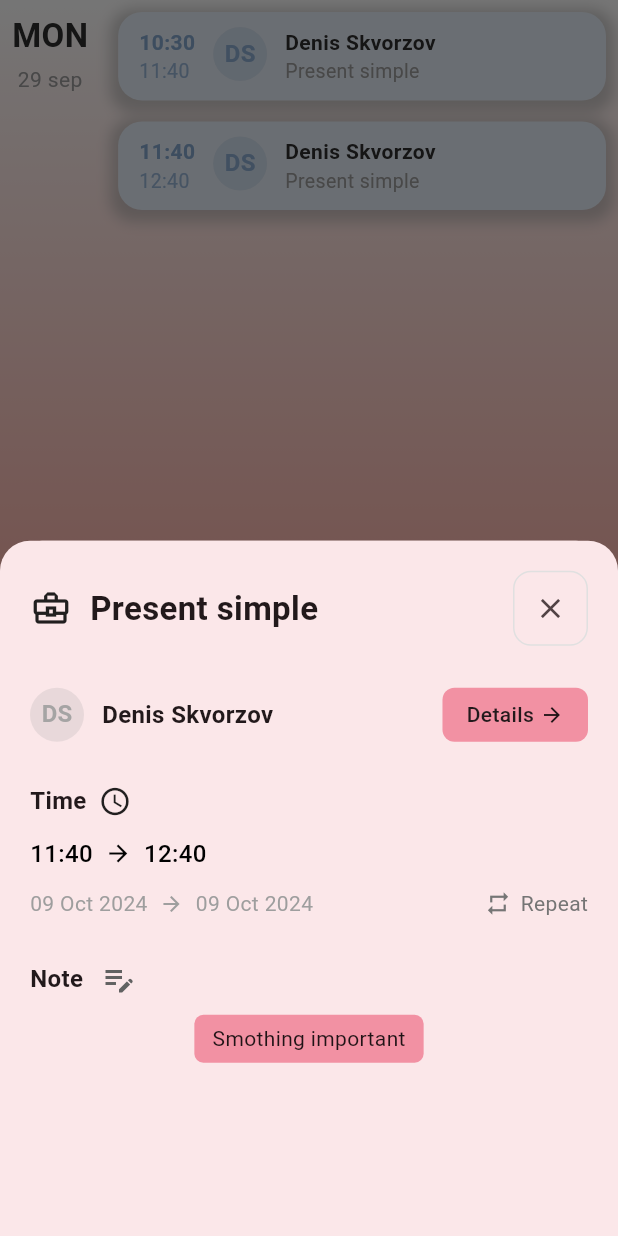
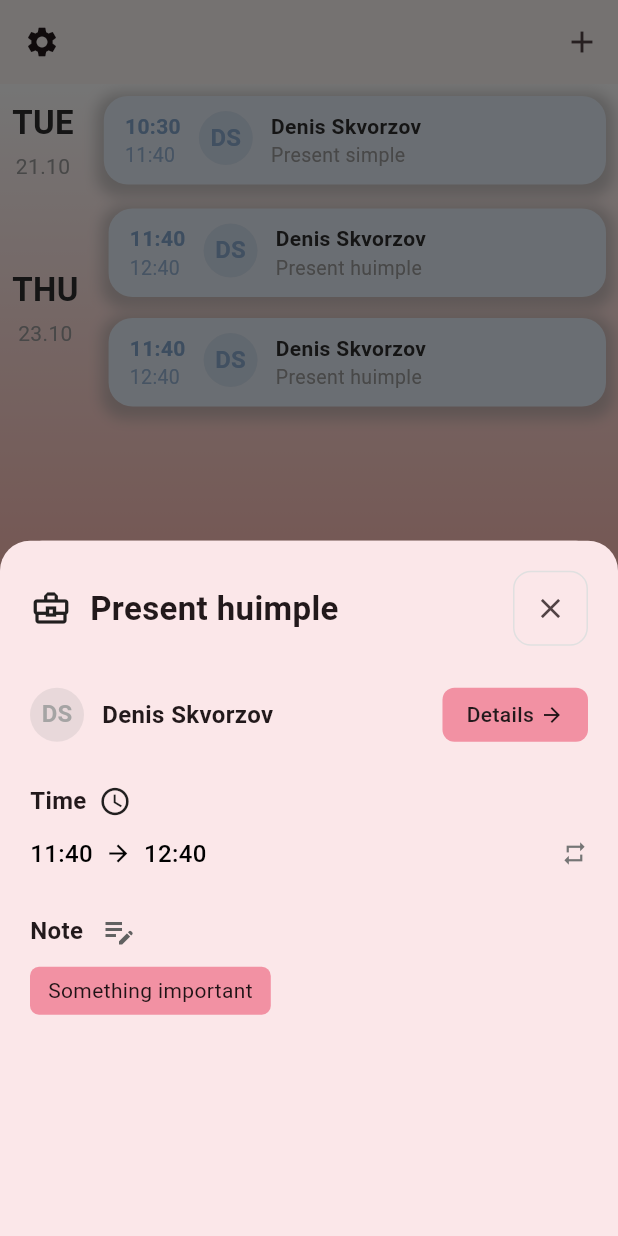
Before and after one commit to AhrimanFrog/BestiesNotes, a Flutter app: the screen it shows after launch, after a tap on an icon or button, on a phone screen of 412 x 824 dp. Run offline on Flutter 3.47's test engine with Material 3 defaults, Android fonts, the phone set to English and light mode, and no system bars; our stand-ins replace drift, drift_flutter, flutter_riverpod; accounts and stored records are empty; generated files the repository leaves out were written again.

Commit message:
Provider first time usage

```diff
--- a/lib/data/ui_models/lesson.dart
+++ b/lib/data/ui_models/lesson.dart
@@ -1,5 +1,4 @@
 import 'package:besties_notes/data/ui_models/index.dart';
-
 
 class Lesson<T extends Teachable> {
   final String name;
@@ -15,16 +14,16 @@ class Lesson<T extends Teachable> {
   });
 
   Lesson.demoActive()
-  : name = "Present simple"
-  , subject = Student.demo() as T
-  , start = DateTime.now()
-  , duration = Duration(minutes: 70);
+    : name = "Present simple",
+      subject = Student.demo() as T,
+      start = DateTime.now(),
+      duration = Duration(minutes: 70);
 
-    Lesson.demoNonActive()
-  : name = "Present simple"
-  , subject = Student.demo() as T
-  , start = DateTime.now().add(Duration(minutes: 70))
-  , duration = Duration(minutes: 60);
+  Lesson.demoNonActive()
+    : name = "Present huimple",
+      subject = Student.demo() as T,
+      start = DateTime.now().add(Duration(days: 2, minutes: 70)),
+      duration = Duration(minutes: 60);
 
   bool get isNow =>
       DateTime.now().isAfter(start) &&
--- a/lib/extensions/datetime_ext.dart
+++ b/lib/extensions/datetime_ext.dart
@@ -1,5 +1,32 @@
 extension DatetimeExt on DateTime {
+
+
   String toHoursAndMinsFormat() {
     return '$hour:$minute';
   }
+
+  String toDateFormat() {
+    return "$day.$month.$year";
+  }
+
+  String capsWeekday() {
+    switch (weekday) {
+      case 1:
+        return "MON";
+      case 2:
+        return "TUE";
+      case 3:
+        return "WED";
+      case 4:
+        return "THU";
+      case 5:
+        return "FRI";
+      case 6:
+        return "SAT";
+      case 7:
+        return "SUN";
+      case _:
+        return "WHAT?!";
+    }
+  }
 }
--- a/lib/main.dart
+++ b/lib/main.dart
@@ -21,8 +21,15 @@ class MyApp extends StatelessWidget {
       home: DefaultTabController(
         length: 2,
         child: Scaffold(
+          appBar: AppBar(
+            leading: IconButton(
+              icon: Icon(Icons.settings),
+              onPressed: () => {},
+            ),
+            actions: [IconButton(icon: Icon(Icons.add), onPressed: () => {})],
+          ),
           bottomNavigationBar: Container(
-            color: Theme.of(context).colorScheme.surface,
+            color: Colors.white,
             child: const TabBar(
               padding: EdgeInsets.only(bottom: 20),
               dividerHeight: 0,
--- a/lib/views/lesson_view/lesson_view.dart
+++ b/lib/views/lesson_view/lesson_view.dart
@@ -16,7 +16,6 @@ class LessonView extends StatelessWidget {
         color: AppColors.softWarmPink,
         borderRadius: BorderRadius.vertical(top: Radius.circular(20)),
       ),
-      child: Expanded(
       child: ListView(
         padding: const EdgeInsets.all(20),
         children: [
@@ -29,9 +28,8 @@ class LessonView extends StatelessWidget {
           const SizedBox(height: 28),
           TimeRow(start: lesson.start, end: lesson.end),
           const SizedBox(height: 28),
-            NoteRow(note: "Smothing important"),
+          NoteRow(note: "Something important"),
         ],
-        ),
       ),
     );
   }
--- a/lib/views/schedule_view/schedule_view.dart
+++ b/lib/views/schedule_view/schedule_view.dart
@@ -1,17 +1,32 @@
 // import 'schedule_view_model.dart';
+import 'package:besties_notes/views/schedule_view/schedule_view_model.dart';
 import 'package:besties_notes/widgets/index.dart';
 import 'package:flutter/material.dart';
+import 'package:flutter_riverpod/flutter_riverpod.dart';
 
-class SchedulePage extends StatelessWidget {
-  // final ScheduleViewModel viewModel;
-
-  // const SchedulePage({super.key, required this.viewModel});
+class SchedulePage extends ConsumerWidget {
   const SchedulePage({super.key});
 
   @override
-  Widget build(BuildContext context) {
-    return GradientBackground(
-      child: SafeArea(child: ScheduleCard()),
+  Widget build(BuildContext context, WidgetRef ref) {
+    final asyncLessons = ref.watch(scheduleViewModelProvider);
+    final viewModel = ref.watch(scheduleViewModelProvider.notifier);
+
+    return asyncLessons.when(
+      data: (_) {
+        final grouped = viewModel.groupedLessons();
+        final sorted = grouped.keys.toList()..sort();
+        return GradientBackground(
+          child: ListView(
+            children: [
+              for (final date in sorted)
+                ScheduleCard(date: date, lessons: grouped[date] ?? []),
+            ],
+          ),
+        );
+      },
+      error: (err, _) => Center(child: Text('Error: $err')),
+      loading: () => const Center(child: CircularProgressIndicator()),
     );
   }
 }
--- a/lib/views/schedule_view/schedule_view_model.dart
+++ b/lib/views/schedule_view/schedule_view_model.dart
@@ -1,9 +1,33 @@
+import 'dart:async';
+
 import 'package:besties_notes/data/ui_models/lesson.dart';
+import 'package:besties_notes/data/ui_models/teachable.dart';
+import 'package:flutter_riverpod/flutter_riverpod.dart';
 
-class ScheduleViewModel {
-  List<Lesson> lessons = [];
+class ScheduleViewModel extends AsyncNotifier<List<Lesson>> {
+  @override
+  FutureOr<List<Lesson<Teachable>>> build() {
+    return [
+      Lesson.demoActive(),
+      Lesson.demoNonActive(),
+      Lesson.demoNonActive(),
+    ];
+  }
 
-  Future<List<Lesson>> fetchLessons() async {
-    return [];
+  Map<DateTime, List<Lesson>> groupedLessons() {
+    final Map<DateTime, List<Lesson>> grouped = {};
+    var lessons = state.value ?? [];
+
+    for (final lesson in lessons) {
+      final date = DateTime(
+        lesson.start.year,
+        lesson.start.month,
+        lesson.start.day,
+      );
+      grouped.putIfAbsent(date, () => []).add(lesson);
+    }
+    return grouped;
   }
 }
+
+final scheduleViewModelProvider = AsyncNotifierProvider(ScheduleViewModel.new);
--- a/lib/widgets/rows/note_row.dart
+++ b/lib/widgets/rows/note_row.dart
@@ -10,6 +10,7 @@ class NoteRow extends StatelessWidget {
   Widget build(BuildContext context) {
     return Column(
       spacing: 12,
+      crossAxisAlignment: CrossAxisAlignment.start,
       children: [
         Row(
           spacing: 12,
--- a/lib/widgets/rows/time_row.dart
+++ b/lib/widgets/rows/time_row.dart
@@ -25,25 +25,15 @@ class TimeRow extends StatelessWidget {
             const Icon(Icons.access_time, size: 22),
           ],
         ),
-        ArrowedText(
-          origin: start.toHoursAndMinsFormat(),
-          destination: end.toHoursAndMinsFormat(),
-          isMain: true,
-        ),
         Row(
           children: [
             ArrowedText(
-              origin: '09 Oct 2024',
-              destination: '09 Oct 2024',
-              isMain: false,
+              origin: start.toHoursAndMinsFormat(),
+              destination: end.toHoursAndMinsFormat(),
+              isMain: true,
             ),
             const Spacer(),
             Icon(Icons.repeat, size: 18, color: Colors.grey.shade600),
-            const SizedBox(width: 6),
-            Text(
-              'Repeat',
-              style: TextStyle(fontSize: 14, color: Colors.grey.shade600),
-            ),
           ],
         ),
       ],
--- a/lib/widgets/schedule_card.dart
+++ b/lib/widgets/schedule_card.dart
@@ -1,13 +1,15 @@
 import 'package:besties_notes/data/ui_models/index.dart';
+import 'package:besties_notes/extensions/datetime_ext.dart';
 import 'package:besties_notes/widgets/lesson_card.dart';
 import 'package:besties_notes/widgets/texts/day_title.dart';
 import 'package:flutter/material.dart';
 import 'package:besties_notes/views/lesson_view/lesson_view.dart';
 
 class ScheduleCard extends StatelessWidget {
-  final List<Lesson> lessons = [Lesson.demoActive(), Lesson.demoNonActive()];
+  final List<Lesson> lessons;
+  final DateTime date;
 
-  ScheduleCard({super.key});
+  const ScheduleCard({super.key, required this.date, required this.lessons});
 
   @override
   Widget build(BuildContext context) {
@@ -15,7 +17,10 @@ class ScheduleCard extends StatelessWidget {
       padding: const EdgeInsets.all(8.0),
       child: Row(
         children: [
-          DayTitle(weekDay: "MON", date: "29 sep"),
+          DayTitle(
+            weekDay: date.capsWeekday(),
+            date: "${date.day}.${date.month}",
+          ),
           const SizedBox(width: 20),
           Expanded(
             child: Column(
```
Lines whose indentation alone changed are shown as unchanged.
